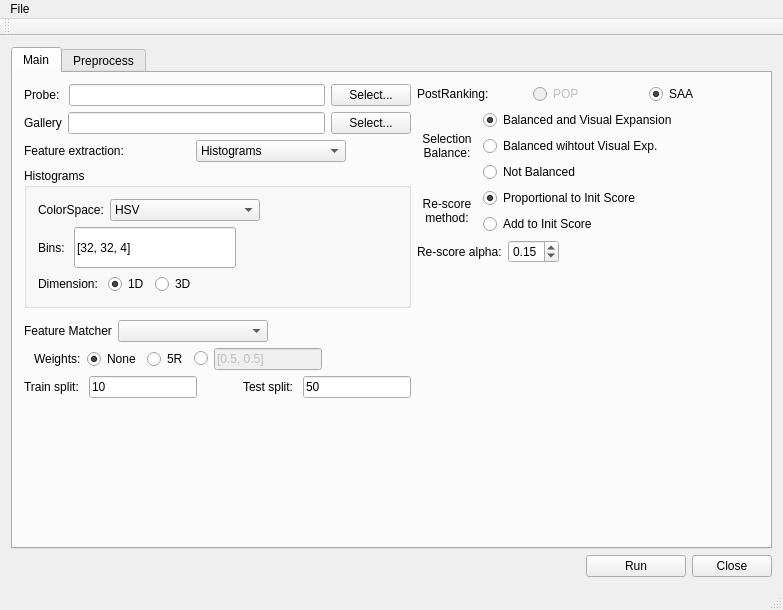
Before: the Qt Designer form gui/mainwindow.ui in Luigolas/PyReID, drawn with Qt 5.
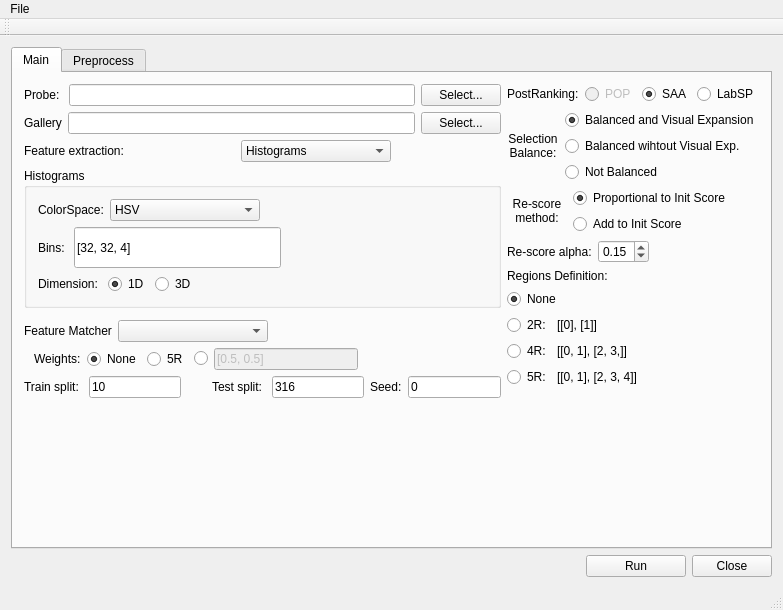
After: the same form once the commit is applied. The open tabs and pages were chosen to show the change.

Commit message: Adds support for regions in postranking

Patch:
```diff
--- a/gui/mainwindow.ui
+++ b/gui/mainwindow.ui
@@ -478,7 +478,21 @@
               <item>
                <widget class="QLineEdit" name="lineEditTestSplit">
                 <property name="text">
-                 <string>50</string>
+                 <string>316</string>
+                </property>
+               </widget>
+              </item>
+              <item>
+               <widget class="QLabel" name="label_30">
+                <property name="text">
+                 <string>Seed:</string>
+                </property>
+               </widget>
+              </item>
+              <item>
+               <widget class="QLineEdit" name="lineEditSeed">
+                <property name="text">
+                 <string>0</string>
                 </property>
                </widget>
               </item>
@@ -536,6 +550,16 @@
                 </attribute>
                </widget>
               </item>
+              <item>
+               <widget class="QRadioButton" name="LabSPradioButton">
+                <property name="text">
+                 <string>LabSP</string>
+                </property>
+                <attribute name="buttonGroup">
+                 <string notr="true">buttonGroupPostRankingMethod</string>
+                </attribute>
+               </widget>
+              </item>
              </layout>
             </item>
             <item>
@@ -688,6 +712,149 @@
               </item>
              </layout>
             </item>
+            <item>
+             <layout class="QVBoxLayout" name="verticalLayout_10">
+              <item>
+               <widget class="QLabel" name="label_32">
+                <property name="text">
+                 <string>Regions Definition:</string>
+                </property>
+               </widget>
+              </item>
+              <item>
+               <layout class="QHBoxLayout" name="horizontalLayout_3">
+                <item>
+                 <widget class="QRadioButton" name="radioButtonRegionsNone">
+                  <property name="text">
+                   <string>None</string>
+                  </property>
+                  <property name="checked">
+                   <bool>true</bool>
+                  </property>
+                  <attribute name="buttonGroup">
+                   <string notr="true">buttonGroupPOPRegions</string>
+                  </attribute>
+                 </widget>
+                </item>
+                <item>
+                 <spacer name="horizontalSpacer">
+                  <property name="orientation">
+                   <enum>Qt::Horizontal</enum>
+                  </property>
+                  <property name="sizeHint" stdset="0">
+                   <size>
+                    <width>40</width>
+                    <height>20</height>
+                   </size>
+                  </property>
+                 </spacer>
+                </item>
+               </layout>
+              </item>
+              <item>
+               <layout class="QHBoxLayout" name="horizontalLayout_27">
+                <item>
+                 <widget class="QRadioButton" name="radioButtonRegions2R">
+                  <property name="text">
+                   <string>2R:</string>
+                  </property>
+                  <attribute name="buttonGroup">
+                   <string notr="true">buttonGroupPOPRegions</string>
+                  </attribute>
+                 </widget>
+                </item>
+                <item>
+                 <widget class="QLabel" name="label_34">
+                  <property name="text">
+                   <string>[[0], [1]]</string>
+                  </property>
+                 </widget>
+                </item>
+                <item>
+                 <spacer name="horizontalSpacer_5">
+                  <property name="orientation">
+                   <enum>Qt::Horizontal</enum>
+                  </property>
+                  <property name="sizeHint" stdset="0">
+                   <size>
+                    <width>40</width>
+                    <height>20</height>
+                   </size>
+                  </property>
+                 </spacer>
+                </item>
+               </layout>
+              </item>
+              <item>
+               <layout class="QHBoxLayout" name="horizontalLayout_28">
+                <item>
+                 <widget class="QRadioButton" name="radioButtonRegions4R">
+                  <property name="text">
+                   <string>4R:</string>
+                  </property>
+                  <attribute name="buttonGroup">
+                   <string notr="true">buttonGroupPOPRegions</string>
+                  </attribute>
+                 </widget>
+                </item>
+                <item>
+                 <widget class="QLabel" name="label_35">
+                  <property name="text">
+                   <string>[[0, 1], [2, 3,]]</string>
+                  </property>
+                 </widget>
+                </item>
+                <item>
+                 <spacer name="horizontalSpacer_11">
+                  <property name="orientation">
+                   <enum>Qt::Horizontal</enum>
+                  </property>
+                  <property name="sizeHint" stdset="0">
+                   <size>
+                    <width>40</width>
+                    <height>20</height>
+                   </size>
+                  </property>
+                 </spacer>
+                </item>
+               </layout>
+              </item>
+              <item>
+               <layout class="QHBoxLayout" name="horizontalLayout_22">
+                <item>
+                 <widget class="QRadioButton" name="radioButtonRegions5R">
+                  <property name="text">
+                   <string>5R:</string>
+                  </property>
+                  <attribute name="buttonGroup">
+                   <string notr="true">buttonGroupPOPRegions</string>
+                  </attribute>
+                 </widget>
+                </item>
+                <item>
+                 <widget class="QLabel" name="label_9">
+                  <property name="text">
+                   <string>[[0, 1], [2, 3, 4]]</string>
+                  </property>
+                 </widget>
+                </item>
+                <item>
+                 <spacer name="horizontalSpacer_3">
+                  <property name="orientation">
+                   <enum>Qt::Horizontal</enum>
+                  </property>
+                  <property name="sizeHint" stdset="0">
+                   <size>
+                    <width>40</width>
+                    <height>20</height>
+                   </size>
+                  </property>
+                 </spacer>
+                </item>
+               </layout>
+              </item>
+             </layout>
+            </item>
             <item>
              <spacer name="verticalSpacer_4">
               <property name="orientation">
```
Left out of the diff: 9 changed lines with no effect on the pictures. The commit also changes 6 other files.
